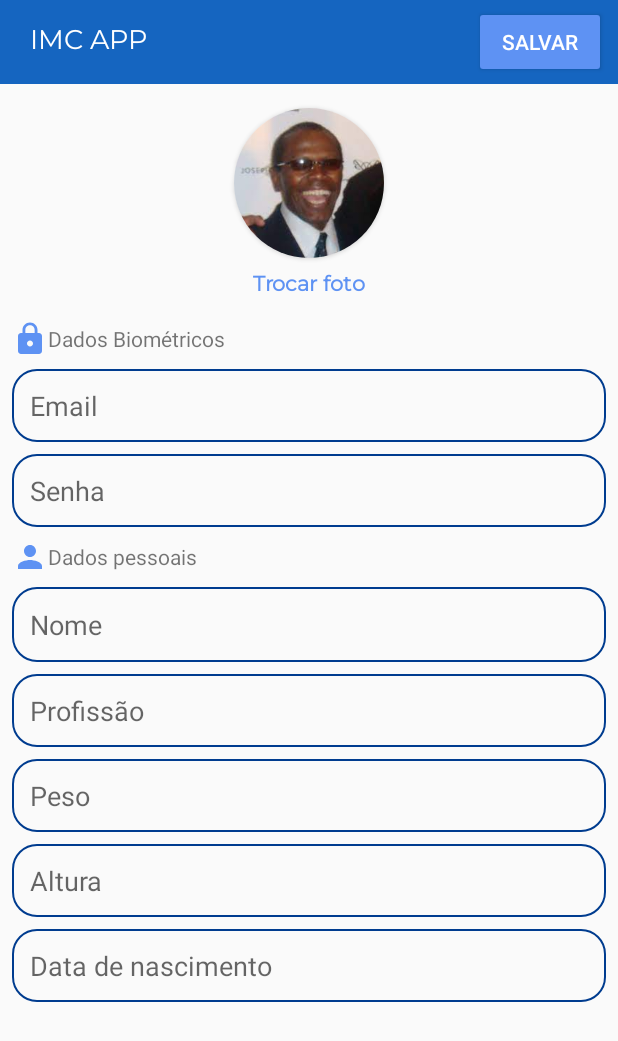
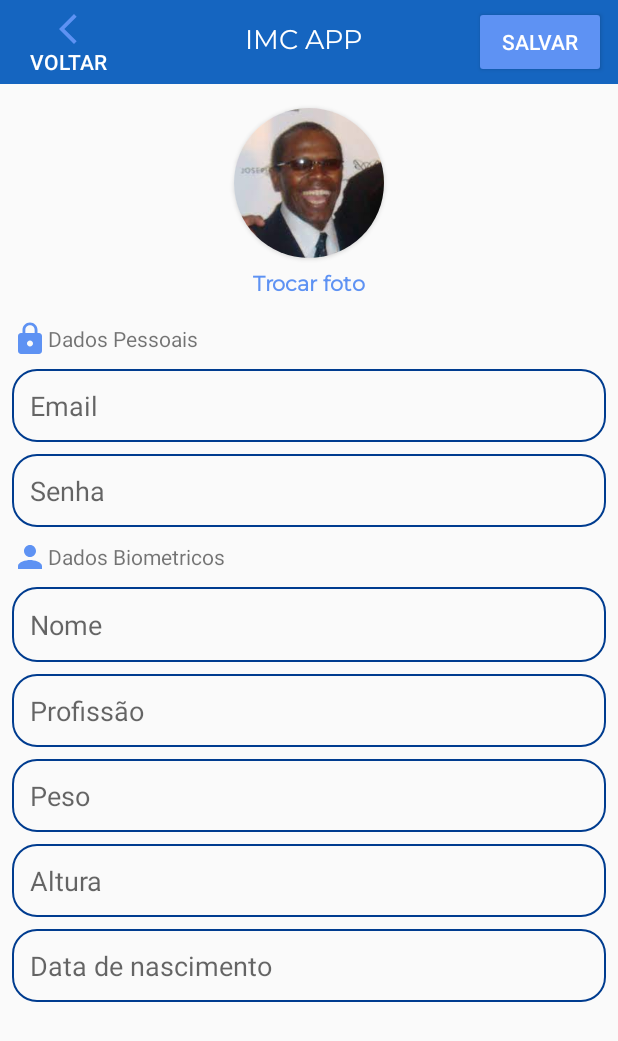
Before and after one commit to OChriiis/projeto_android_imc_ncd, an Android app: the NovoUsuarioActivity screen opened directly, with no data from a screen before it, on a phone screen of 412 x 824 dp. Shown: the top 1041 px of the screen. Run offline under Robolectric (Android 15) with nearby library versions, the phone set to English and light mode, and no system bars; Roboto replaces fonts that are not available here.

Commit message:
Atualizalições

```diff
--- a/imc-ds2m-a/app/src/main/AndroidManifest.xml
+++ b/imc-ds2m-a/app/src/main/AndroidManifest.xml
@@ -11,7 +11,9 @@
         android:roundIcon="@drawable/bmi"
         android:supportsRtl="true"
         android:theme="@style/AppTheme">
-        <activity android:name=".ui.NovoUsuarioActivity"></activity>
+        <activity android:name=".ui.NovoUsuarioActivity"
+            android:parentActivityName=".ui.LoginActivity"/>
+
         <activity android:name=".ui.DashBoardActivity" />
         <activity android:name=".ui.LoginActivity">
             <intent-filter>
--- a/imc-ds2m-a/app/src/main/java/br/senai/sp/jandira/imcapp20_a/model/Biometria.kt
+++ b/imc-ds2m-a/app/src/main/java/br/senai/sp/jandira/imcapp20_a/model/Biometria.kt
@@ -5,5 +5,7 @@ import java.time.LocalDate
 data class Biometria (
     var id: Int = 0,
     var peso: Double = 0.0,
-    var nivelAtividade: Int = 0,
-    var dataPesagem: String)
+    var nivelAtiviade: Int = 0,
+    var dataPesagem: String = LocalDate.now().toString(),
+    var usario: Int = 0
+)
--- /dev/null
+++ b/imc-ds2m-a/app/src/main/res/drawable/back_24.xml
@@ -0,0 +1,10 @@
+<vector xmlns:android="http://schemas.android.com/apk/res/android"
+    android:width="24dp"
+    android:height="24dp"
+    android:viewportWidth="24"
+    android:viewportHeight="24"
+    android:tint="?attr/colorControlNormal">
+  <path
+      android:fillColor="@android:color/white"
+      android:pathData="M17.77,3.77l-1.77,-1.77l-10,10l10,10l1.77,-1.77l-8.23,-8.23z"/>
+</vector>
--- /dev/null
+++ b/imc-ds2m-a/app/src/main/res/drawable/cancel_24.xml
@@ -0,0 +1,10 @@
+<vector xmlns:android="http://schemas.android.com/apk/res/android"
+    android:width="24dp"
+    android:height="24dp"
+    android:viewportWidth="24"
+    android:viewportHeight="24"
+    android:tint="?attr/colorControlNormal">
+  <path
+      android:fillColor="@android:color/white"
+      android:pathData="M12,2C6.47,2 2,6.47 2,12s4.47,10 10,10 10,-4.47 10,-10S17.53,2 12,2zM17,15.59L15.59,17 12,13.41 8.41,17 7,15.59 10.59,12 7,8.41 8.41,7 12,10.59 15.59,7 17,8.41 13.41,12 17,15.59z"/>
+</vector>
--- /dev/null
+++ b/imc-ds2m-a/app/src/main/res/drawable/help_24.xml
@@ -0,0 +1,10 @@
+<vector xmlns:android="http://schemas.android.com/apk/res/android"
+    android:width="24dp"
+    android:height="24dp"
+    android:viewportWidth="24"
+    android:viewportHeight="24"
+    android:tint="?attr/colorControlNormal">
+  <path
+      android:fillColor="@android:color/white"
+      android:pathData="M12,2C6.48,2 2,6.48 2,12s4.48,10 10,10 10,-4.48 10,-10S17.52,2 12,2zM13,19h-2v-2h2v2zM15.07,11.25l-0.9,0.92C13.45,12.9 13,13.5 13,15h-2v-0.5c0,-1.1 0.45,-2.1 1.17,-2.83l1.24,-1.26c0.37,-0.36 0.59,-0.86 0.59,-1.41 0,-1.1 -0.9,-2 -2,-2s-2,0.9 -2,2L8,9c0,-2.21 1.79,-4 4,-4s4,1.79 4,4c0,0.88 -0.36,1.68 -0.93,2.25z"/>
+</vector>
--- /dev/null
+++ b/imc-ds2m-a/app/src/main/res/drawable/save_24.xml
@@ -0,0 +1,10 @@
+<vector xmlns:android="http://schemas.android.com/apk/res/android"
+    android:width="24dp"
+    android:height="24dp"
+    android:viewportWidth="24"
+    android:viewportHeight="24"
+    android:tint="?attr/colorControlNormal">
+  <path
+      android:fillColor="@android:color/white"
+      android:pathData="M17,3L5,3c-1.11,0 -2,0.9 -2,2v14c0,1.1 0.89,2 2,2h14c1.1,0 2,-0.9 2,-2L21,7l-4,-4zM12,19c-1.66,0 -3,-1.34 -3,-3s1.34,-3 3,-3 3,1.34 3,3 -1.34,3 -3,3zM15,9L5,9L5,5h10v4z"/>
+</vector>
--- a/imc-ds2m-a/app/src/main/res/layout/activity_novo_usuario.xml
+++ b/imc-ds2m-a/app/src/main/res/layout/activity_novo_usuario.xml
@@ -90,7 +90,7 @@
         android:background="@drawable/edit_text_login_background"
         android:ems="10"
         android:hint="Peso"
-        android:inputType="textPersonName"
+        android:inputType="numberDecimal"
         android:padding="12dp"
         app:layout_constraintEnd_toEndOf="@+id/et_nome"
         app:layout_constraintHorizontal_bias="0.0"
@@ -164,7 +164,7 @@
         android:drawableStart="@drawable/ic_lock_24"
         android:drawableTint="@color/colorAccent"
         android:gravity="center_vertical"
-        android:text="Dados Biométricos"
+        android:text="Dados Pessoais"
         app:layout_constraintEnd_toEndOf="parent"
         app:layout_constraintStart_toStartOf="parent"
         app:layout_constraintTop_toBottomOf="@+id/cl_header" />
@@ -177,7 +177,7 @@
         android:drawableStart="@drawable/user"
         android:drawableTint="@color/colorAccent"
         android:gravity="center_vertical"
-        android:text="Dados pessoais"
+        android:text="Dados Biometricos"
         app:layout_constraintEnd_toEndOf="@+id/et_senha"
         app:layout_constraintStart_toStartOf="@+id/et_senha"
         app:layout_constraintTop_toBottomOf="@+id/et_senha" />
@@ -203,8 +203,7 @@
         android:text="Salvar"
         app:layout_constraintBottom_toTopOf="@+id/cl_header"
         app:layout_constraintEnd_toEndOf="@+id/toolbar4"
-        app:layout_constraintTop_toTopOf="@+id/toolbar4"
-        app:layout_constraintVertical_bias="0.53999996" />
+        app:layout_constraintTop_toTopOf="@+id/toolbar4" />
 
     <TextView
         android:id="@+id/textView8"
@@ -215,9 +214,23 @@
         android:textColor="#FFFFFF"
         android:textSize="18sp"
         app:layout_constraintBottom_toTopOf="@+id/cl_header"
-        app:layout_constraintEnd_toEndOf="parent"
-        app:layout_constraintHorizontal_bias="0.06"
+        app:layout_constraintEnd_toEndOf="@+id/bt_gravar"
         app:layout_constraintStart_toStartOf="@+id/toolbar4"
         app:layout_constraintTop_toTopOf="@+id/toolbar4" />
 
+    <Button
+        android:id="@+id/bt_voltar"
+        style="@style/Widget.AppCompat.Button.ButtonBar.AlertDialog"
+        android:layout_width="wrap_content"
+        android:layout_height="wrap_content"
+        android:layout_marginStart="8dp"
+        android:backgroundTint="#00F7F8FA"
+        android:drawableTop="@drawable/back_24"
+        android:drawableTint="@color/colorAccent"
+        android:text="Voltar"
+        android:textColor="@android:color/white"
+        app:layout_constraintBottom_toTopOf="@+id/cl_header"
+        app:layout_constraintStart_toStartOf="parent"
+        app:layout_constraintTop_toTopOf="@+id/toolbar4" />
+
 </androidx.constraintlayout.widget.ConstraintLayout>
--- /dev/null
+++ b/imc-ds2m-a/app/src/main/res/menu/menu_novo_usuario.xml
@@ -0,0 +1,22 @@
+<?xml version="1.0" encoding="utf-8"?>
+<menu xmlns:android="http://schemas.android.com/apk/res/android"
+    xmlns:app="http://schemas.android.com/apk/res-auto">
+
+    <item android:id="@+id/menu_save"
+        android:title="Salvar"
+        android:icon="@drawable/save_24"
+        app:showAsAction="always"/>
+
+    <item android:id="@+id/cancelar"
+        android:title="Cancelar"
+        android:icon="@drawable/cancel_24"
+        app:showAsAction="never"
+        />
+
+    <item android:id="@+id/help"
+        android:title="Ajuda"
+        android:icon="@drawable/help_24"
+        app:showAsAction="never"
+        />
+
+</menu>
--- /dev/null
+++ b/imc-ds2m-a/app/src/main/res/values/ids.xml
@@ -0,0 +1,4 @@
+<?xml version="1.0" encoding="utf-8"?>
+<resources>
+    <item name="bt_voltar" type="id" />
+</resources>
```
Also changed, not shown: imc-ds2m-a/app/src/main/java/br/senai/sp/jandira/imcapp20_a/dao/BiometriaDao.kt (+78 -9 lines), imc-ds2m-a/app/src/main/java/br/senai/sp/jandira/imcapp20_a/ui/DadosBiometria.kt (+15 -10 lines), imc-ds2m-a/app/src/main/java/br/senai/sp/jandira/imcapp20_a/ui/NovoUsuarioActivity.kt (+15 -4 lines), imc-ds2m-a/app/src/main/res/layout/activity_dados_biometria.xml (+8 -8 lines).
